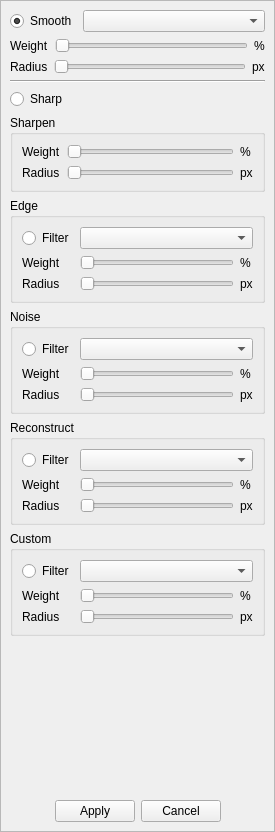
Above: src/filtermenu.ui from mattykakes/qcvTouchUp before the change. Below: the same form after it.
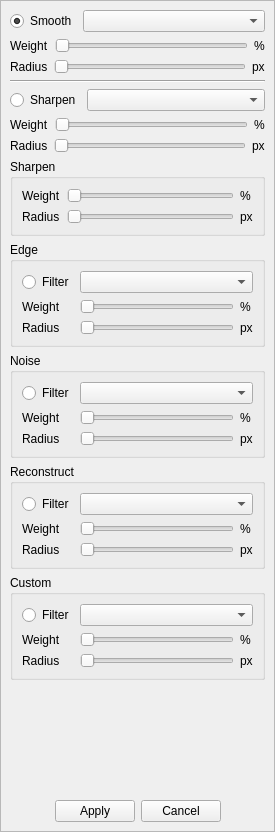
That is the form after the change.

What changed in the file:
```diff
--- a/src/filtermenu.ui
+++ b/src/filtermenu.ui
@@ -150,11 +150,102 @@
      </widget>
     </item>
     <item>
-     <widget class="QRadioButton" name="radioButton_10">
-      <property name="text">
-       <string>Sharp</string>
-      </property>
-     </widget>
+     <layout class="QHBoxLayout" name="horizontalLayout_SharpenCombo">
+      <item>
+       <widget class="QRadioButton" name="radioButton_SmoothEnable_2">
+        <property name="text">
+         <string>Sharpen</string>
+        </property>
+        <property name="checked">
+         <bool>false</bool>
+        </property>
+       </widget>
+      </item>
+      <item>
+       <widget class="QComboBox" name="comboBox_Sharpen">
+        <property name="sizePolicy">
+         <sizepolicy hsizetype="Expanding" vsizetype="Fixed">
+          <horstretch>0</horstretch>
+          <verstretch>0</verstretch>
+         </sizepolicy>
+        </property>
+       </widget>
+      </item>
+     </layout>
+    </item>
+    <item>
+     <layout class="QHBoxLayout" name="horizontalLayout_SmoothWeight_2">
+      <item>
+       <widget class="QLabel" name="label_SharpenWeight">
+        <property name="text">
+         <string>Weight</string>
+        </property>
+        <property name="buddy">
+         <cstring>horizontalSlider_SmoothWeight</cstring>
+        </property>
+       </widget>
+      </item>
+      <item>
+       <widget class="QSlider" name="horizontalSlider_SmoothWeight_2">
+        <property name="minimum">
+         <number>1</number>
+        </property>
+        <property name="maximum">
+         <number>100</number>
+        </property>
+        <property name="tracking">
+         <bool>false</bool>
+        </property>
+        <property name="orientation">
+         <enum>Qt::Horizontal</enum>
+        </property>
+       </widget>
+      </item>
+      <item>
+       <widget class="QLabel" name="label_SharpenPercent">
+        <property name="text">
+         <string>%</string>
+        </property>
+       </widget>
+      </item>
+     </layout>
+    </item>
+    <item>
+     <layout class="QHBoxLayout" name="horizontalLayout_SharpenRadius">
+      <item>
+       <widget class="QLabel" name="label_SharpenRadius">
+        <property name="text">
+         <string>Radius</string>
+        </property>
+        <property name="buddy">
+         <cstring>horizontalSlider_SmoothRadius</cstring>
+        </property>
+       </widget>
+      </item>
+      <item>
+       <widget class="QSlider" name="horizontalSlider_SharpenRadius">
+        <property name="minimum">
+         <number>1</number>
+        </property>
+        <property name="maximum">
+         <number>20</number>
+        </property>
+        <property name="tracking">
+         <bool>false</bool>
+        </property>
+        <property name="orientation">
+         <enum>Qt::Horizontal</enum>
+        </property>
+       </widget>
+      </item>
+      <item>
+       <widget class="QLabel" name="label_SharpenPx">
+        <property name="text">
+         <string>px</string>
+        </property>
+       </widget>
+      </item>
+     </layout>
     </item>
     <item>
      <widget class="QGroupBox" name="groupBox_4">
```
Left out of the diff: 2 changed lines with no effect on the pictures.
